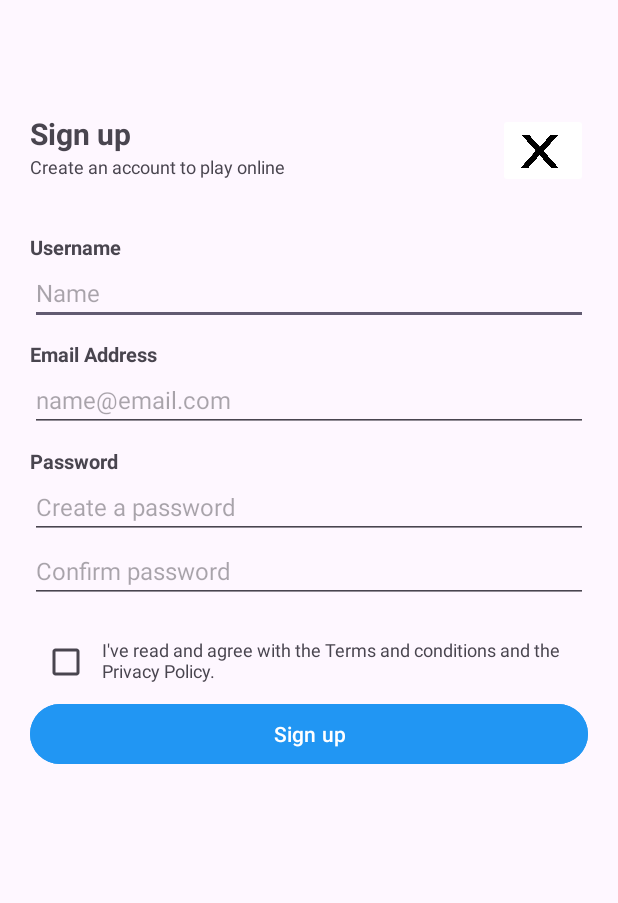
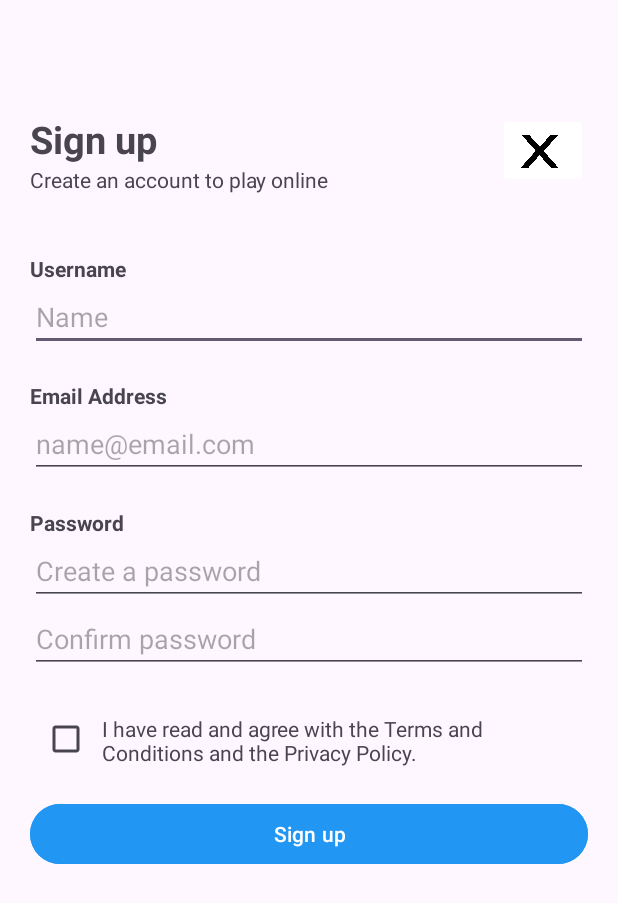
Before and after one commit to JarnoVlaar/DBL-App-Development, an Android app: the SignUpActivity screen opened directly, with no data from a screen before it, on a phone screen of 412 x 824 dp. Shown: the top 903 px of the screen. Run offline under Robolectric (Android 15) with nearby library versions, the phone set to English and light mode, and no system bars; our stand-ins replace Firebase (no records; nobody signed in at launch, a user with empty details on screens opened directly).

Commit message:
Second version Sign Up Page

```diff
--- a/app/src/main/res/layout/activity_sign_in.xml
+++ b/app/src/main/res/layout/activity_sign_in.xml
@@ -17,7 +17,7 @@
         android:orientation="horizontal"
         android:layout_marginTop="75dp">
         <LinearLayout
-            android:layout_width="wrap_content"
+            android:layout_width="0dp"
             android:layout_height="wrap_content"
             android:orientation="vertical"
             android:layout_weight="1">
@@ -26,16 +26,16 @@
                 android:id="@+id/title"
                 android:layout_width="wrap_content"
                 android:layout_height="wrap_content"
-                android:text="Sign up"
+                android:text="@string/sign_up"
                 android:textStyle="bold"
-                android:textSize="20dp"/>
+                android:textSize="25sp"/>
 
             <TextView
                 android:id="@+id/subTitle"
                 android:layout_width="wrap_content"
                 android:layout_height="wrap_content"
-                android:text="Create an account to play online"
-                android:textSize="12dp"/>
+                android:text="@string/create_an_account_to_play_online"
+                android:textSize="14sp"/>
         </LinearLayout>
 
         <ImageButton
@@ -52,22 +52,22 @@
         android:layout_width="match_parent"
         android:layout_height="wrap_content"
         android:orientation="vertical"
-        android:layout_marginTop="30dp">
+        android:layout_marginTop="40dp">
 
         <TextView
             android:id="@+id/UserNameLabel"
             android:layout_width="wrap_content"
             android:layout_height="wrap_content"
-            android:text="Username"
-            android:textSize="13dp"
+            android:text="@string/username"
+            android:textSize="14sp"
             android:textStyle="bold"/>
 
         <EditText
             android:id="@+id/EnterUserName"
             android:layout_width="match_parent"
             android:layout_height="match_parent"
-            android:hint="Name"
-            android:textSize="16dp"/>
+            android:hint="@string/name"
+            android:textSize="18sp"/>
     </LinearLayout>
 
     <LinearLayout
@@ -75,22 +75,22 @@
         android:layout_width="match_parent"
         android:layout_height="wrap_content"
         android:orientation="vertical"
-        android:layout_marginTop="10dp">
+        android:layout_marginTop="20dp">
 
         <TextView
             android:id="@+id/EmailLabel"
             android:layout_width="wrap_content"
             android:layout_height="wrap_content"
-            android:text="Email Address"
-            android:textSize="13dp"
+            android:text="@string/email_address"
+            android:textSize="14sp"
             android:textStyle="bold"/>
 
         <EditText
             android:id="@+id/EnterEmail"
             android:layout_width="match_parent"
             android:layout_height="match_parent"
-            android:hint="name@email.com"
-            android:textSize="16dp"/>
+            android:hint="@string/name_email_com"
+            android:textSize="18sp"/>
     </LinearLayout>
 
     <LinearLayout
@@ -98,30 +98,30 @@
         android:layout_width="match_parent"
         android:layout_height="wrap_content"
         android:orientation="vertical"
-        android:layout_marginTop="10dp">
+        android:layout_marginTop="20dp">
 
         <TextView
             android:id="@+id/PasswordLabel"
             android:layout_width="wrap_content"
             android:layout_height="wrap_content"
-            android:text="Password"
-            android:textSize="13dp"
+            android:text="@string/password"
+            android:textSize="14sp"
             android:textStyle="bold"/>
 
         <EditText
             android:id="@+id/CreatePassword"
             android:layout_width="match_parent"
             android:layout_height="match_parent"
-            android:hint="Create a password"
-            android:textSize="16dp"
+            android:hint="@string/create_a_password"
+            android:textSize="18sp"
             android:password="true"/>
 
         <EditText
             android:id="@+id/ConfirmPassword"
             android:layout_width="match_parent"
             android:layout_height="match_parent"
-            android:hint="Confirm password"
-            android:textSize="16dp"
+            android:hint="@string/confirm_password"
+            android:textSize="18sp"
             android:password="true"/>
     </LinearLayout>
 
@@ -130,19 +130,20 @@
         android:layout_width="match_parent"
         android:layout_height="wrap_content"
         android:orientation="horizontal"
-        android:layout_marginTop="15dp">
+        android:layout_marginTop="20dp">
         <CheckBox
             android:id="@+id/CheckBox"
             android:layout_width="wrap_content"
             android:layout_height="wrap_content"
-            android:clickable="true"/>
+            android:clickable="true"
+            android:focusable="true" />
 
         <TextView
             android:layout_width="wrap_content"
             android:layout_height="match_parent"
             android:layout_marginTop="7dp"
-            android:text="I've read and agree with the Terms and conditions and the Privacy Policy."
-            android:textSize="12dp"/>
+            android:text="@string/i_ve_read_and_agree_with_the_terms_and_conditions_and_the_privacy_policy"
+            android:textSize="14sp"/>
     </LinearLayout>
 
     <Button
@@ -151,6 +152,8 @@
         android:layout_height="wrap_content"
         android:clickable="true"
         android:backgroundTint="@color/lightBlue"
-        android:text="Sign up"/>
+        android:text="@string/sign_up"
+        android:focusable="true"
+        android:layout_marginTop="15dp"/>
 
 </LinearLayout>
--- a/app/src/main/res/values/strings.xml
+++ b/app/src/main/res/values/strings.xml
@@ -81,5 +81,15 @@
     <string name="the_stratagrids_logo">The StrataGrids logo</string>
     <string name="stratagrids">Stratagrids</string>
     <string name="play_connect_conquer">Play. Connect. Conquer.</string>
+    <string name="username">Username</string>
+    <string name="name">Name</string>
+    <string name="sign_up">Sign up</string>
+    <string name="create_an_account_to_play_online">Create an account to play online</string>
+    <string name="email_address">Email Address</string>
+    <string name="name_email_com">name@email.com</string>
+    <string name="password">Password</string>
+    <string name="create_a_password">Create a password</string>
+    <string name="confirm_password">Confirm password</string>
+    <string name="i_ve_read_and_agree_with_the_terms_and_conditions_and_the_privacy_policy">I have read and agree with the Terms and Conditions and the Privacy Policy.</string>
 
 </resources>
```
Also changed, not shown: app/src/main/res/layout/activity_login.xml (+77 -48 lines).
